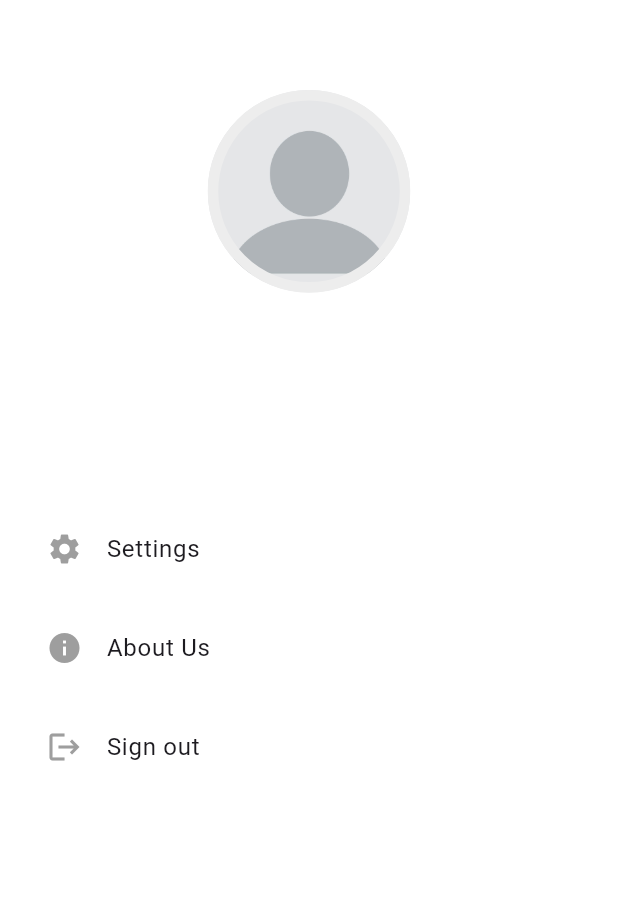
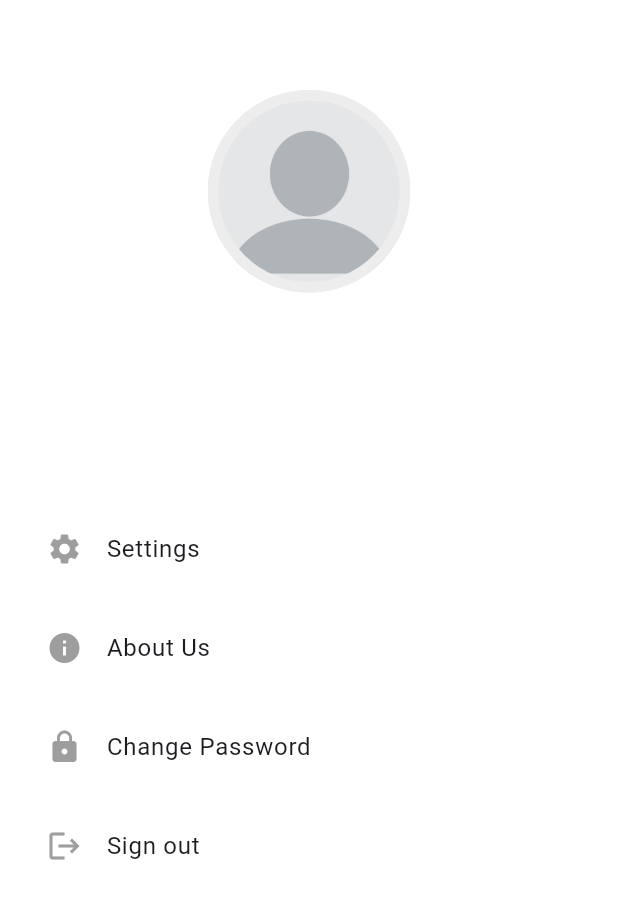
Before and after one commit to Janiaelysia/mobprak, a Flutter app: the AccountPage screen opened by its route, on a phone screen of 412 x 824 dp. Shown: the top 899 px of the screen. Run offline on Flutter 3.47's test engine with Material 3 defaults, Android fonts, the phone set to English and light mode, and no system bars; our stand-ins replace cloud_firestore, firebase_auth, firebase_core, firebase_storage, flutter_riverpod, image_picker; accounts and stored records are empty.

Commit message:
fix bug and add change password

```diff
--- a/lib/pages/account.dart
+++ b/lib/pages/account.dart
@@ -1,7 +1,7 @@
 import 'package:activewell_new/pages/about.dart';
 import 'package:activewell_new/pages/profiles/edit_profile_screen.dart';
 import 'package:activewell_new/pages/sign_in.dart';
-import 'package:activewell_new/services/auth_service.dart';
+import 'package:activewell_new/screens/auth/edit_password_screen.dart';
 import 'package:activewell_new/services/bmi_service.dart';
 import 'package:activewell_new/services/user_notifier.dart';
 import 'package:firebase_auth/firebase_auth.dart';
@@ -16,52 +16,12 @@ class AccountPage extends ConsumerStatefulWidget {
 }
 
 class _AccountPageState extends ConsumerState<AccountPage> {
-  AuthService authService = AuthService();
-
   @override
   Widget build(BuildContext context) {
     final userData = ref.watch(userProvider);
-    userData['image_url'] != null
-        ? Container(
-            width: 135,
-            height: 135,
-            decoration: BoxDecoration(
-              border: Border.all(
-                  color: Color.fromARGB(255, 237, 237, 237), width: 7),
-              shape: BoxShape.circle,
-              image: DecorationImage(
-                image: NetworkImage(userData['image_url']!),
-                fit: BoxFit.cover,
-              ),
-            ),
-          )
-        : Container(
-            width: 135,
-            height: 135,
-            decoration: BoxDecoration(
-              border: Border.all(
-                  color: Color.fromARGB(255, 237, 237, 237), width: 7),
-              shape: BoxShape.circle,
-              image: DecorationImage(
-                image: AssetImage("assets/images/profil.png"),
-                fit: BoxFit.cover,
-              ),
-            ),
-          );
+
     return Scaffold(
-      body: FutureBuilder(
-        future: authService.getUserDetails(),
-        builder: (context, snapshot) {
-          if (snapshot.hasError) {
-            return Center(child: Text("Error: ${snapshot.error}"));
-          }
-          if (snapshot.connectionState == ConnectionState.waiting) {
-            return Center(child: CircularProgressIndicator());
-          }
-          if (snapshot.connectionState == ConnectionState.done) {
-            Map<String, dynamic> data =
-                snapshot.data!.data() as Map<String, dynamic>;
-            return Padding(
+      body: Padding(
         padding: const EdgeInsets.only(top: 30),
         child: ListView(
           children: [
@@ -71,8 +31,7 @@ class _AccountPageState extends ConsumerState<AccountPage> {
                 crossAxisAlignment: CrossAxisAlignment.center,
                 mainAxisAlignment: MainAxisAlignment.start,
                 children: [
-                        userData['image_url'] != null &&
-                                userData['image_url'] != ""
+                  userData.imageUrl != null && userData.imageUrl!.isNotEmpty
                       ? Container(
                           width: 135,
                           height: 135,
@@ -82,7 +41,7 @@ class _AccountPageState extends ConsumerState<AccountPage> {
                                 width: 7),
                             shape: BoxShape.circle,
                             image: DecorationImage(
-                                    image: NetworkImage(userData['image_url']!),
+                              image: NetworkImage(userData.imageUrl!),
                               fit: BoxFit.cover,
                             ),
                           ),
@@ -96,8 +55,7 @@ class _AccountPageState extends ConsumerState<AccountPage> {
                                 width: 7),
                             shape: BoxShape.circle,
                             image: DecorationImage(
-                                    image:
-                                        AssetImage("assets/images/profil.png"),
+                              image: AssetImage("assets/images/profil.png"),
                               fit: BoxFit.cover,
                             ),
                           ),
@@ -105,7 +63,7 @@ class _AccountPageState extends ConsumerState<AccountPage> {
                   SizedBox(height: 15),
                   Container(
                     child: Text(
-                            data['fname'] + " " + data['lname'],
+                      '${userData.fname} ${userData.lname}',
                       textAlign: TextAlign.center,
                       style: TextStyle(
                         fontSize: 24,
@@ -117,7 +75,7 @@ class _AccountPageState extends ConsumerState<AccountPage> {
                   SizedBox(height: 15),
                   Container(
                     child: Text(
-                            data['email'],
+                      userData.email,
                       textAlign: TextAlign.center,
                       style: TextStyle(
                         fontSize: 20,
@@ -129,8 +87,7 @@ class _AccountPageState extends ConsumerState<AccountPage> {
               ),
             ),
             Container(
-                    margin:
-                        EdgeInsets.symmetric(horizontal: 15.0, vertical: 20),
+              margin: EdgeInsets.symmetric(horizontal: 15.0, vertical: 20),
               child: Column(
                 mainAxisAlignment: MainAxisAlignment.spaceBetween,
                 children: [
@@ -174,6 +131,26 @@ class _AccountPageState extends ConsumerState<AccountPage> {
                         ),
                         title: Text("About Us"),
                       ),
+                      SizedBox(height: 10),
+                      //Edit password
+                      ListTile(
+                        onTap: () {
+                          Navigator.push(
+                            context,
+                            MaterialPageRoute(
+                                builder: (context) => EditPasswordScreen()),
+                          );
+                        },
+                        tileColor: Colors.white,
+                        shape: RoundedRectangleBorder(
+                            borderRadius:
+                                BorderRadius.all(Radius.circular(10))),
+                        leading: Icon(
+                          Icons.lock,
+                          color: Colors.grey,
+                        ),
+                        title: Text("Change Password"),
+                      ),
                     ],
                   ),
                   Column(
@@ -209,11 +186,6 @@ class _AccountPageState extends ConsumerState<AccountPage> {
             ),
           ],
         ),
-            );
-          }
-          // Handle other states if needed
-          return SizedBox();
-        },
       ),
     );
   }
--- a/lib/pages/profiles/profile_image_picker.dart
+++ b/lib/pages/profiles/profile_image_picker.dart
@@ -30,9 +30,9 @@ class _ProfileImagePickerState extends ConsumerState<ProfileImagePicker> {
   @override
   Widget build(BuildContext context) {
     final userData = ref.watch(userProvider);
-    var content = userData['image_url'] != ''
+    var content = userData.imageUrl != '' && userData.imageUrl != null
         ? Image.network(
-            userData['image_url']!,
+            userData.email,
             height: 130,
             width: 130,
             fit: BoxFit.cover,
--- a/lib/pages/sign_in.dart
+++ b/lib/pages/sign_in.dart
@@ -1,5 +1,4 @@
 import 'package:activewell_new/screens/auth/auth_screen.dart';
-import 'package:activewell_new/screens/home_screen.dart';
 import 'package:activewell_new/services/auth_service.dart';
 import 'package:flutter/material.dart';
 import 'package:activewell_new/pages/sign_up.dart';
@@ -253,7 +252,9 @@ class __FormContentState extends State<_FormContent> {
                   if (_formKey.currentState?.validate() ?? false) {
                     auth
                         .loginUser(
-                            _emailController.text, _passwordController.text)
+                      email: _emailController.text,
+                      password: _passwordController.text,
+                    )
                         .then(
                       (value) {
                         Navigator.pushReplacement(
--- a/lib/screens/auth/auth_screen.dart
+++ b/lib/screens/auth/auth_screen.dart
@@ -54,7 +54,7 @@ class AuthScreen extends ConsumerWidget {
             fname: userData['fname'],
             lname: userData['lname'],
             email: userData['email'],
-            imageUrl: userData['image_url'],
+            imageUrl: userData['imageUrl'],
           );
 
       // Mengambil track record terakhir dari user
```
Also changed, not shown: lib/models/user_model.dart (added, +48 -0 lines), lib/pages/profiles/edit_profile_screen.dart (+8 -12 lines), lib/pages/sign_up.dart (+4 -4 lines), lib/screens/auth/edit_password_screen.dart (added, +284 -0 lines), lib/services/auth_service.dart (+32 -37 lines), lib/services/user_notifier.dart (+25 -14 lines). Lines whose indentation alone changed are shown as unchanged.
